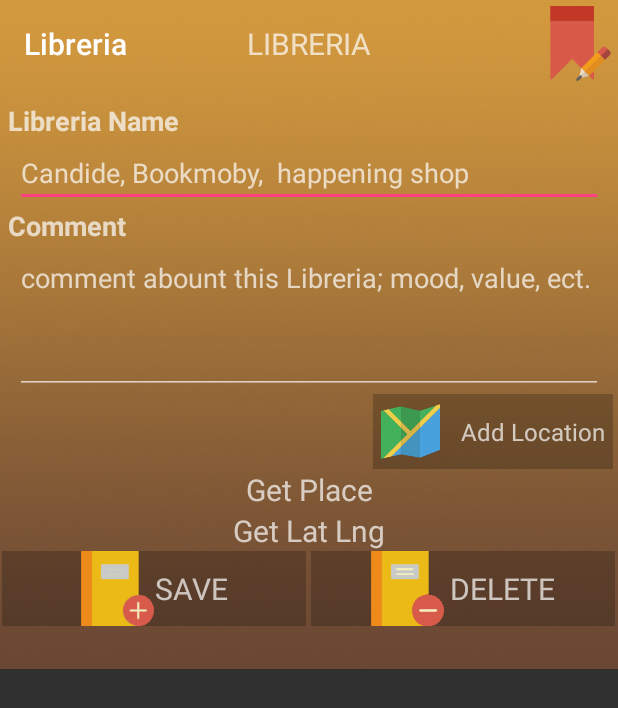
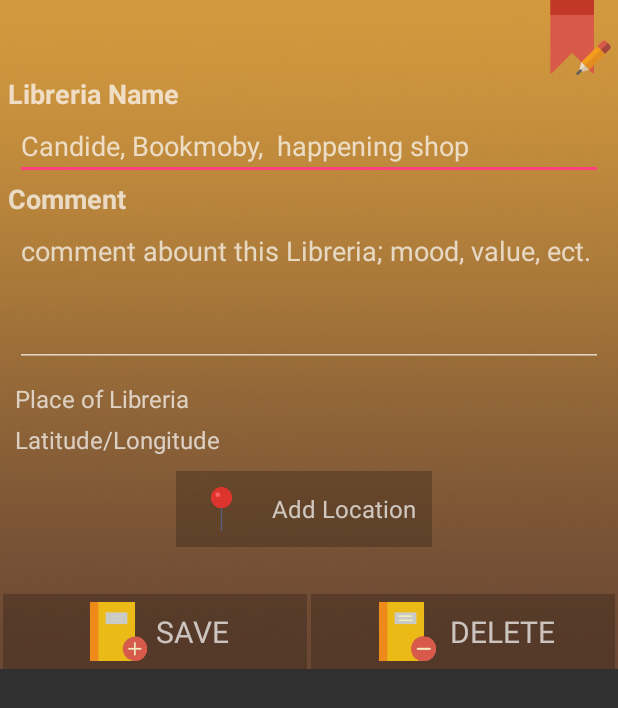
Before and after one commit to nanntch/final_project_android, an Android app: the AddDetail screen opened directly, with no data from a screen before it, on a phone screen of 412 x 824 dp. Shown: the top 708 px of the screen. Run offline under Robolectric (Android 15) with nearby library versions, the phone set to English and light mode, and no system bars; our stand-ins replace Room's generated code.

Commit message:
add type/show small map wth detail

```diff
--- a/Libreria/app/src/main/res/layout/activity_add_detail.xml
+++ b/Libreria/app/src/main/res/layout/activity_add_detail.xml
@@ -1,8 +1,7 @@
 <?xml version="1.0" encoding="utf-8"?><!--<ScrollView android:layout_width="match_parent"--><!--android:layout_height="match_parent"--><!--xmlns:android="http://schemas.android.com/apk/res/android"--><!--xmlns:app="http://schemas.android.com/apk/res-auto">-->
-<ScrollView
+<ScrollView xmlns:android="http://schemas.android.com/apk/res/android"
     android:layout_width="match_parent"
-    android:layout_height="match_parent"
-    xmlns:android="http://schemas.android.com/apk/res/android">
+    android:layout_height="match_parent">
 
     <LinearLayout xmlns:android="http://schemas.android.com/apk/res/android"
         xmlns:app="http://schemas.android.com/apk/res-auto"
@@ -13,33 +12,23 @@
         android:orientation="vertical"
         tools:context="kmitl.natcha58070069.com.libreria.activity.AddDetail">
 
-    <android.support.v7.widget.Toolbar
-        android:id="@+id/toolbar"
-        android:layout_width="fill_parent"
-        android:layout_height="58dp"
-        android:background="@android:color/transparent"
-        android:minHeight="?attr/actionBarSize">
-
-        <TextView
-            android:layout_width="wrap_content"
-            android:layout_height="wrap_content"
-            android:layout_gravity="center"
-            android:text="@string/libreria"
-            android:textSize="20dp" />
+        <LinearLayout
+            android:layout_width="match_parent"
+            android:layout_height="match_parent"
+            android:layout_weight="1"
+            android:orientation="vertical">
 
             <ImageView
                 android:layout_width="50dp"
-            android:layout_height="wrap_content"
+                android:layout_height="50dp"
                 android:layout_gravity="right"
                 app:srcCompat="@drawable/bookmark1" />
-    </android.support.v7.widget.Toolbar>
 
             <TextView
                 android:id="@+id/textName"
                 android:layout_width="match_parent"
                 android:layout_height="wrap_content"
                 android:layout_marginLeft="5dp"
-        android:layout_marginTop="10dp"
                 android:text="Libreria Name"
                 android:textSize="18sp"
                 android:textStyle="bold" />
@@ -78,79 +67,82 @@
                 android:minLines="1"
                 android:scrollbars="vertical" />
 
+            <TextView
+                android:id="@+id/tvLocation"
+                android:layout_width="match_parent"
+                android:layout_height="wrap_content"
+                android:layout_marginTop="10dp"
+                android:layout_marginLeft="10dp"
+                android:layout_marginRight="10dp"
+                android:text="Place of Libreria"
+                android:textSize="16dp" />
+
+            <TextView
+                android:id="@+id/tvLatLng"
+                android:layout_width="match_parent"
+                android:layout_height="wrap_content"
+                android:layout_marginLeft="10dp"
+                android:layout_marginRight="10dp"
+                android:layout_marginBottom="10dp"
+                android:layout_marginTop="5dp"
+                android:text="Latitude/Longitude"
+                android:textSize="16dp" />
+
             <LinearLayout
                 android:id="@+id/layAdLocat"
                 android:layout_width="wrap_content"
                 android:layout_height="wrap_content"
                 android:layout_marginRight="3dp"
-        android:layout_gravity="right"
-        android:onClick="onAddLocatBtn"
+                android:layout_gravity="center"
+                android:layout_marginBottom="5dp"
+                android:padding="5dp"
                 android:background="@color/cardview_shadow_start_color"
                 android:gravity="center_horizontal"
+                android:onClick="onAddLocatBtn"
                 android:orientation="horizontal">
 
                 <ImageView
                     android:id="@+id/maFind"
                     android:layout_width="50dp"
-            android:layout_height="50dp"
-            android:layout_gravity="right"
+                    android:layout_height="40dp"
+                    android:layout_gravity="center"
+                    android:onClick="onAddLocatBtn"
                     android:padding="5dp"
-            android:onClick="onAddLocatBtn"
-            app:srcCompat="@drawable/map1" />
+                    app:srcCompat="@drawable/ad_pin" />
 
                 <TextView
                     android:id="@+id/maTextFind"
                     android:layout_width="wrap_content"
                     android:layout_height="wrap_content"
-            android:padding="5dp"
                     android:layout_gravity="center"
                     android:layout_marginLeft="3dp"
-            android:textSize="16dp"
                     android:onClick="onAddLocatBtn"
-            android:text="Add Location" />
+                    android:padding="5dp"
+                    android:text="Add Location"
+                    android:textSize="16dp" />
             </LinearLayout>
 
-    <!--<Button-->
-        <!--android:layout_width="wrap_content"-->
-        <!--android:layout_height="wrap_content"-->
-        <!--android:layout_gravity="right"-->
-        <!--android:onClick="placeClick"-->
-        <!--android:text="Add Location" />-->
-
-    <TextView
-        android:id="@+id/tvLocation"
-        android:layout_width="match_parent"
-        android:layout_height="wrap_content"
-        android:gravity="center"
-        android:textSize="20dp"
-        android:text="Get Place" />
-
-    <TextView
-        android:id="@+id/tvLatLng"
-        android:layout_width="match_parent"
-        android:layout_height="wrap_content"
-        android:gravity="center"
-        android:textSize="20dp"
-        android:text="Get Lat Lng" />
+        </LinearLayout>
 
 
         <LinearLayout
             android:layout_width="match_parent"
             android:layout_height="wrap_content"
+            android:layout_gravity="end"
+            android:gravity="end"
             android:orientation="horizontal"
             android:weightSum="2">
-
 
             <LinearLayout
                 android:id="@+id/laySave"
                 android:layout_width="match_parent"
                 android:layout_height="wrap_content"
+                android:layout_marginLeft="2dp"
+                android:layout_marginRight="1dp"
                 android:layout_weight="1"
-            android:layout_marginRight="2dp"
-            android:layout_marginLeft="1dp"
-            android:onClick="onSaveBtn"
                 android:background="@color/cardview_shadow_start_color"
-            android:gravity="center_horizontal">
+                android:gravity="center_horizontal"
+                android:onClick="onSaveBtn">
 
                 <ImageView
                     android:id="@+id/adSave"
@@ -158,30 +150,29 @@
                     android:layout_height="50dp"
                     android:layout_gravity="right"
                     android:onClick="onSaveBtn"
+                    android:padding="5dp"
                     app:srcCompat="@drawable/ma_add1" />
 
                 <TextView
                     android:id="@+id/adTexSave"
                     android:layout_width="wrap_content"
                     android:layout_height="wrap_content"
+                    android:layout_gravity="center"
                     android:onClick="onSaveBtn"
-                android:layout_gravity="center"
-                android:textSize="20dp"
-                android:text="SAVE" />
+                    android:text="SAVE"
+                    android:textSize="20dp" />
             </LinearLayout>
-
-
 
             <LinearLayout
                 android:id="@+id/layDelete"
                 android:layout_width="match_parent"
                 android:layout_height="wrap_content"
+                android:layout_marginLeft="1dp"
+                android:layout_marginRight="2dp"
                 android:layout_weight="1"
-            android:layout_marginRight="2dp"
-            android:layout_marginLeft="1dp"
-            android:onClick="onDeleteBtn"
                 android:background="@color/cardview_shadow_start_color"
                 android:gravity="center_horizontal"
+                android:onClick="onDeleteBtn"
                 android:orientation="horizontal">
 
                 <ImageView
@@ -190,6 +181,7 @@
                     android:layout_height="50dp"
                     android:layout_gravity="right"
                     android:onClick="onDeleteBtn"
+                    android:padding="5dp"
                     app:srcCompat="@drawable/ad_delete" />
 
                 <TextView
@@ -198,37 +190,10 @@
                     android:layout_height="wrap_content"
                     android:layout_gravity="center"
                     android:layout_marginLeft="3dp"
-                android:textSize="20dp"
                     android:onClick="onDeleteBtn"
-                android:text="DELETE" />
+                    android:text="DELETE"
+                    android:textSize="20dp" />
             </LinearLayout>
         </LinearLayout>
-
-    <!--<LinearLayout-->
-        <!--android:layout_width="match_parent"-->
-        <!--android:layout_height="wrap_content"-->
-        <!--android:layout_marginTop="5dp"-->
-        <!--android:orientation="horizontal"-->
-        <!--android:weightSum="2">-->
-
-        <!--<Button-->
-            <!--android:id="@+id/saveBtn"-->
-            <!--android:layout_width="wrap_content"-->
-            <!--android:layout_height="wrap_content"-->
-            <!--android:layout_weight="1"-->
-            <!--android:onClick="onSaveBtn"-->
-            <!--android:text="SAVE" />-->
-
-        <!--<Button-->
-            <!--android:id="@+id/deleteBtn"-->
-            <!--android:layout_width="wrap_content"-->
-            <!--android:layout_height="wrap_content"-->
-            <!--android:layout_weight="1"-->
-            <!--android:onClick="onDeleteBtn"-->
-            <!--android:text="DELETE" />-->
-    <!--</LinearLayout>-->
-
-
     </LinearLayout>
-
 </ScrollView>
```
Also changed, not shown: Libreria/app/src/main/java/kmitl/natcha58070069/com/libreria/activity/MapsActivity.java (+56 -1 lines), Libreria/app/src/main/java/kmitl/natcha58070069/com/libreria/activity/ShowDetail.java (+86 -6 lines), Libreria/app/src/main/res/layout/activity_maps.xml (+38 -5 lines), Libreria/app/src/main/res/layout/activity_show_detail.xml (+17 -6 lines), Libreria/app/src/main/res/layout/item.xml (+13 -5 lines), Libreria/app/src/main/res/values/strings.xml (+8 -1 lines), Libreria/app/src/main/res/drawable/ad_pin.png (added), Libreria/app/src/main/res/drawable/more.png (added). Lines whose indentation alone changed are shown as unchanged.
